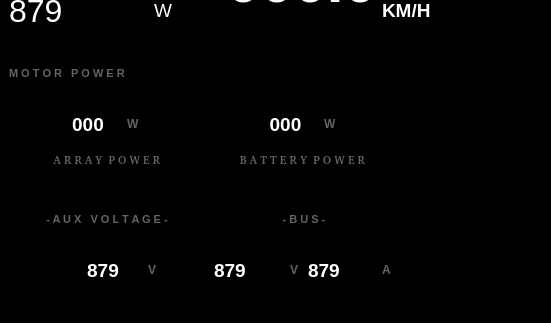
Qt form src/ViewLayer/RaceModeDisplay/RaceModeDashboardUI.ui (UCSolarCarTeam/Epsilon-Dashboard) before a commit; both pictures show x 0 to 551 and y 157 to 480 of the 800 by 480 pixel window.
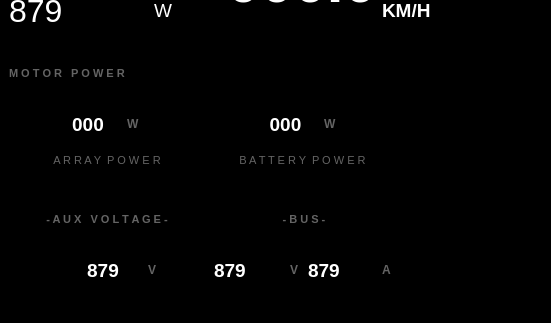
The same form after that commit. Icons and pictures are not drawn.

```diff
--- a/src/ViewLayer/RaceModeDisplay/RaceModeDashboardUI.ui
+++ b/src/ViewLayer/RaceModeDisplay/RaceModeDashboardUI.ui
@@ -2099,10 +2099,7 @@
                       <widget class="QLabel" name="powerInTitleLabel">
                        <property name="font">
                         <font>
-                         <family>Noto Sans [unknown]</family>
                          <pointsize>8</pointsize>
-                         <weight>75</weight>
-                         <bold>true</bold>
                         </font>
                        </property>
                        <property name="styleSheet">
@@ -2254,10 +2251,7 @@
                    <widget class="QLabel" name="netPowerTitle">
                     <property name="font">
                      <font>
-                      <family>Noto Sans [unknown]</family>
                       <pointsize>8</pointsize>
-                      <weight>75</weight>
-                      <bold>true</bold>
                      </font>
                     </property>
                     <property name="styleSheet">
```
